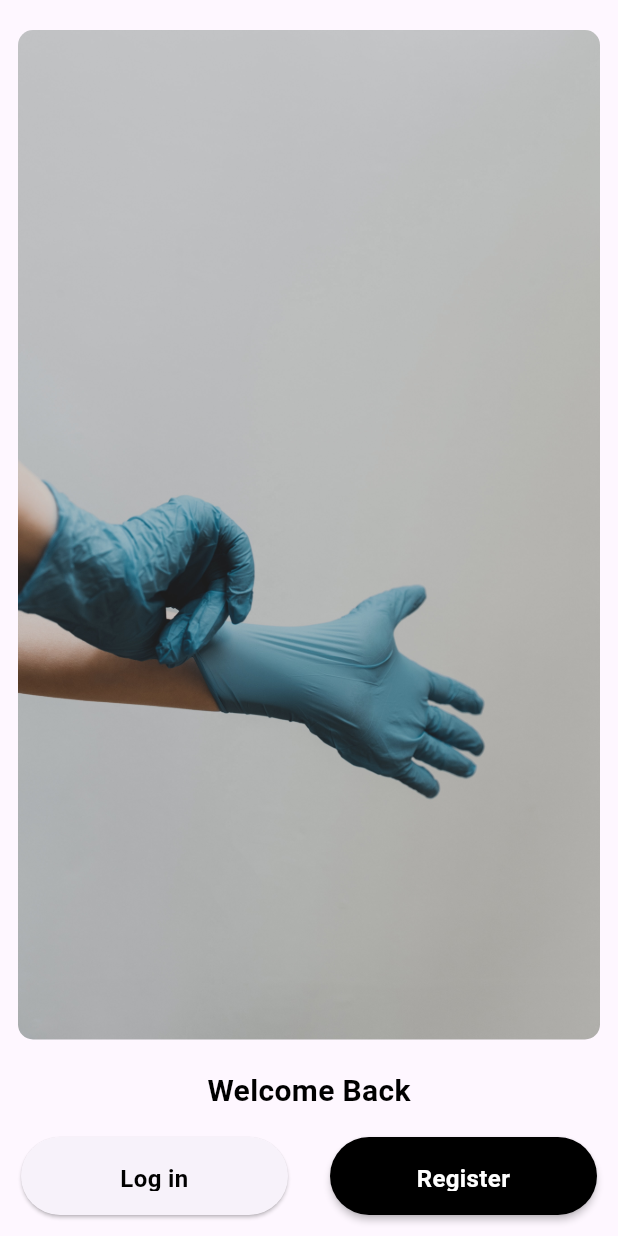
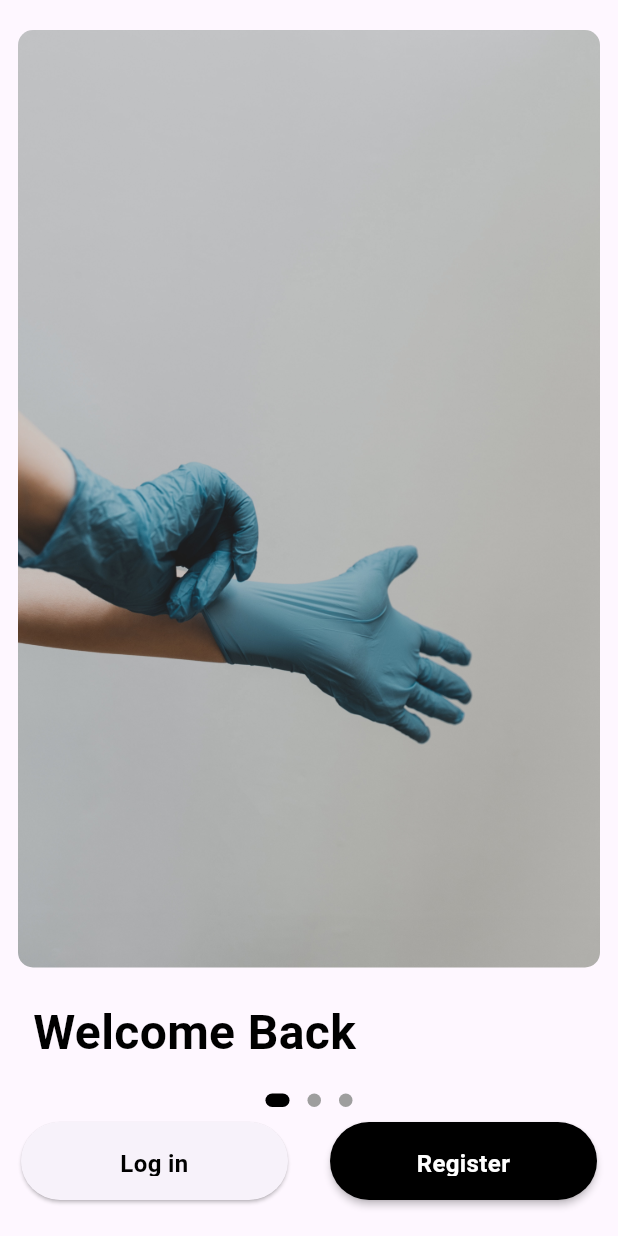
Before and after one commit to bryaanabraham/monefy_app, a Flutter app: the screen it shows after launch, on a phone screen of 412 x 824 dp. Run offline on Flutter 3.47's test engine with Material 3 defaults, Android fonts, the phone set to English and light mode, and no system bars; drawn by our look-alikes of dots_indicator.

Commit message:
start up page UI completed, Navigations pending

```diff
--- a/lib/start_up_page.dart
+++ b/lib/start_up_page.dart
@@ -1,7 +1,14 @@
 import 'package:flutter/material.dart';
+import 'package:dots_indicator/dots_indicator.dart';
 
-class StartUpPage extends StatelessWidget {
+class StartUpPage extends StatefulWidget {
+  @override
+  _StartUpPageState createState() => _StartUpPageState();
+}
+
+class _StartUpPageState extends State<StartUpPage> {
   final PageController _pageController = PageController();
+  double _currentPage = 0;
 
   @override
   Widget build(BuildContext context) {
@@ -12,26 +19,47 @@
             Expanded(
               child: PageView(
                 controller: _pageController,
+                onPageChanged: (int page) {
+                  setState(() {
+                    _currentPage = page.toDouble();
+                  });
+                },
                 children: const [
                   PageContent(
                     imagePath: "assets/Images/StartUp1.jpeg",
                     title: "Welcome Back",
-                    font_size: 20,
+                    font_size: 32,
                   ),
                   PageContent(
                     imagePath: "assets/Images/StartUp2.jpeg",
                     title: "Log in for an organized workplace finance",
-                    font_size: 18,
+                    font_size: 26,
                   ),
                   PageContent(
                     imagePath: "assets/Images/StartUp3.jpeg",
                     title: "Create an account and support us",
-                    font_size: 18,
+                    font_size: 26,
                   ),
                 ],
               ),
             ),
+            DotsIndicator(
+              dotsCount: 3, // Number of dots
+              position: _currentPage,
+              decorator: DotsDecorator(
+                size: const Size.square(9.0),
+                activeSize: const Size(16.0, 9.0),
+                activeShape: RoundedRectangleBorder(
+                  borderRadius: BorderRadius.circular(5.0),
+                ),
+                activeColor: Colors.black
+              ),
+            ),
             Padding(
+              padding: const EdgeInsets.only(bottom: 10),
+              child: Row(
+                children: [
+                  Padding(
               padding: const EdgeInsets.only(bottom: 10),
               child: Row(
                 children: [
@@ -89,6 +117,9 @@
               ),
             ),
           ],
+              ),
+            ),
+          ],
         ),
       ),
     );
@@ -96,16 +127,15 @@
 }
 
 
+
 class PageContent extends StatelessWidget {
   final String imagePath;
   final String title;
-  // ignore: non_constant_identifier_names
   final double font_size;
 
   const PageContent({
     required this.imagePath,
     required this.title,
-    // ignore: non_constant_identifier_names
     required this.font_size,
     Key? key,
   }) : super(key: key);
@@ -115,6 +145,7 @@
     return Padding(
       padding: const EdgeInsets.only(left: 12, right: 12, top: 20, bottom: 12),
       child: Column(
+        crossAxisAlignment: CrossAxisAlignment.start,
         children: [
           Expanded(
             child: ClipRRect(
@@ -128,14 +159,17 @@
           const SizedBox(height: 20),
           Padding(
             padding: const EdgeInsets.only(left: 10, right: 10),
-            child: Text(
-              title,
-              style: TextStyle(
-                fontSize: font_size,
-                fontWeight: FontWeight.bold,
-                color: Colors.black,
+            child: Align(
+              alignment: Alignment.centerLeft,
+              child: Text(
+                title,
+                style: TextStyle(
+                  fontSize: font_size,
+                  fontWeight: FontWeight.w600,
+                  color: Colors.black,
+                ),
+                textAlign: TextAlign.left, // Align text to the left
               ),
-              textAlign: TextAlign.left
             ),
           ),
         ],
--- a/pubspec.yaml
+++ b/pubspec.yaml
@@ -31,6 +31,7 @@
   flutter:
     sdk: flutter
 
+  dots_indicator: ^2.0.0
 
   # The following adds the Cupertino Icons font to your application.
   # Use with the CupertinoIcons class for iOS style icons.
```
Also changed, not shown: pubspec.lock.
